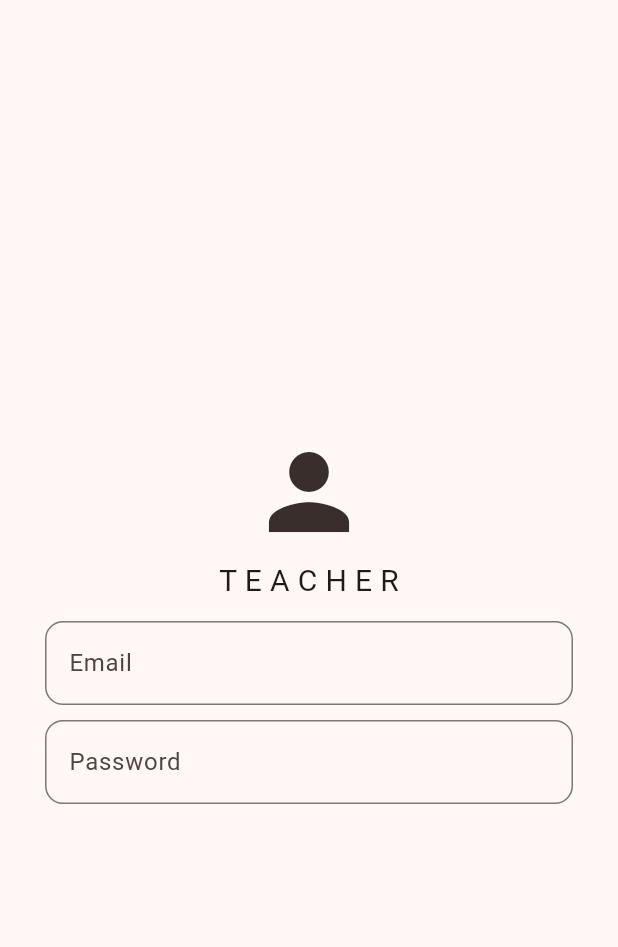
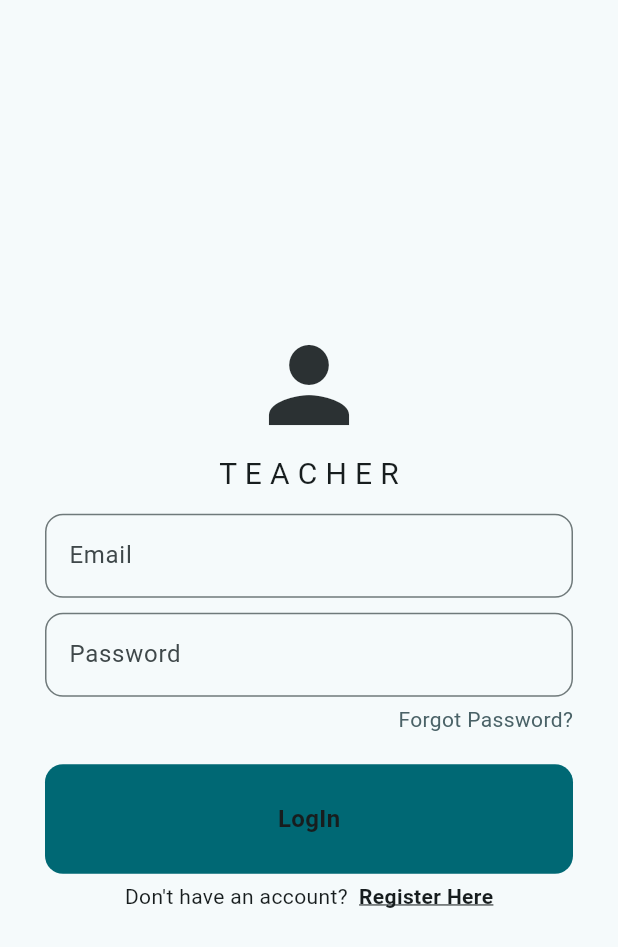
Before and after one commit to bhontz/teacher, a Flutter app: the screen it shows after launch, on a phone screen of 412 x 824 dp. Shown: the top 947 px of the screen. Run offline on Flutter 3.47's test engine with Material 3 defaults, Android fonts, the phone set to English and light mode, and no system bars; our stand-ins replace firebase_core, flutter_bloc; accounts and stored records are empty.

Commit message:
completing login page - saving prior to register page creation

```diff
--- /dev/null
+++ b/lib/components/buttons.dart
@@ -0,0 +1,28 @@
+import 'package:flutter/material.dart';
+
+class MyButton extends StatelessWidget {
+  final String text;
+  final void Function()? onTap;
+
+  const MyButton({super.key, required this.text, required this.onTap});
+
+  @override
+  Widget build(BuildContext context) {
+    return GestureDetector(
+      onTap: onTap,
+      child: Container(
+        decoration: BoxDecoration(
+          color: Theme.of(context).colorScheme.primary,
+          borderRadius: BorderRadius.circular(12),
+        ),
+        padding: const EdgeInsets.all(25),
+        child: Center(
+          child: Text(
+            text,
+            style: const TextStyle(fontWeight: FontWeight.bold, fontSize: 16),
+          ),
+        ),
+      ),
+    );
+  }
+}
--- a/lib/main.dart
+++ b/lib/main.dart
@@ -6,6 +6,7 @@ import 'package:firebase_core/firebase_core.dart';
 import 'bloc/appbarmenu/appbarmenu_bloc.dart';
 import 'screens/foundation.dart';
 import 'screens/login.dart';
+import 'screens/theme.dart';
 
 void main() async {
   WidgetsFlutterBinding.ensureInitialized();
@@ -21,10 +22,7 @@ class MyApp extends StatelessWidget {
   Widget build(BuildContext context) {
     return MaterialApp(
       title: 'Teacher',
-      theme: ThemeData(
-        useMaterial3: true,
-        colorScheme: ColorScheme.fromSeed(seedColor: Colors.deepOrange),
-      ),
+      theme: appTheme, // see theme.dart
       home: MultiBlocProvider(
         providers: [BlocProvider(create: (context) => AppMenuBloc())],
         child: LoginPage(), // FoundationPage(),
--- a/lib/screens/login.dart
+++ b/lib/screens/login.dart
@@ -1,5 +1,7 @@
 import 'package:flutter/material.dart';
 import '../components/textfields.dart';
+import '../components/buttons.dart';
+
 // import '../models/book_model.dart';
 // import '../services/googleapi_service.dart';
 
@@ -8,6 +10,8 @@ class LoginPage extends StatelessWidget {
   final TextEditingController pwController = TextEditingController();
 
   LoginPage({super.key});
+
+  void login() {}
 
   @override
   Widget build(BuildContext context) {
@@ -38,6 +42,37 @@ class LoginPage extends StatelessWidget {
                 obscureText: true,
                 controller: pwController,
               ),
+              const SizedBox(height: 5),
+              Row(
+                mainAxisAlignment: MainAxisAlignment.end,
+                children: [
+                  Text(
+                    "Forgot Password?",
+                    style: TextStyle(
+                      color: Theme.of(context).colorScheme.secondary,
+                    ),
+                  ),
+                ],
+              ),
+              const SizedBox(height: 20),
+              MyButton(text: "LogIn", onTap: login),
+              const SizedBox(height: 5),
+              Row(
+                mainAxisAlignment: MainAxisAlignment.center,
+                children: [
+                  Text("Don't have an account?  "),
+                  GestureDetector(
+                    onTap: () {},
+                    child: Text(
+                      "Register Here",
+                      style: TextStyle(
+                        fontWeight: FontWeight.bold,
+                        decoration: TextDecoration.underline,
+                      ),
+                    ),
+                  ),
+                ],
+              ),
             ],
           ),
         ),
--- /dev/null
+++ b/lib/screens/theme.dart
@@ -0,0 +1,9 @@
+import 'package:flutter/material.dart';
+
+ThemeData appTheme = ThemeData(
+  useMaterial3: true,
+  colorScheme: ColorScheme.fromSeed(
+    seedColor: Colors.grey.shade300,
+    brightness: Brightness.light,
+  ),
+);
```
